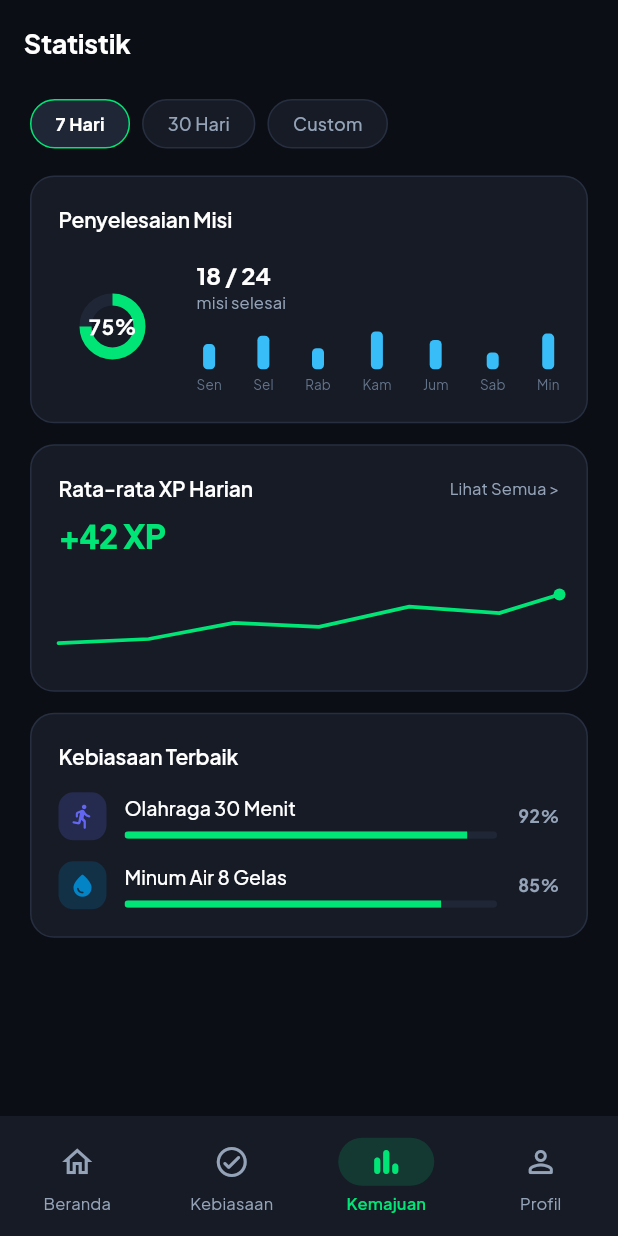
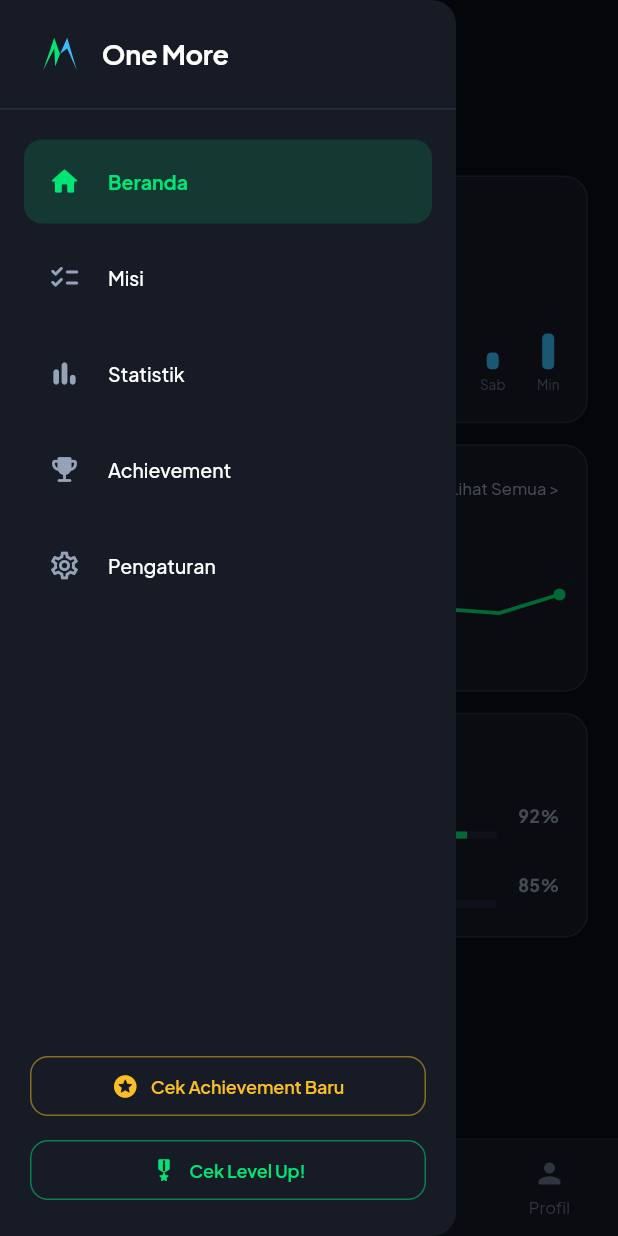
Before and after one commit to yungkaii/OneMore, a Flutter app: the ProgressScreen screen opened by its route, with the side drawer open (before the commit the screen has no drawer), on a phone screen of 412 x 824 dp. Run offline on Flutter 3.47's test engine with Material 3 defaults, Android fonts, the phone set to English and light mode, and no system bars; our stand-ins replace flutter_local_notifications, flutter_riverpod, go_router, google_fonts, shared_preferences, supabase_flutter and 1 more; accounts and stored records are empty.

Commit message:
feat(navigation): integrate 5-item bottom navigation, drawer, and gamification reward dialogs

```diff
--- a/lib/core/routing/app_router.dart
+++ b/lib/core/routing/app_router.dart
@@ -1,20 +1,27 @@
 import 'package:flutter/material.dart';
 import 'package:flutter_riverpod/flutter_riverpod.dart';
 import 'package:go_router/go_router.dart';
-import '../../core/constants/app_strings.dart';
+import '../../core/constants/app_colors.dart';
+import '../../core/constants/app_typography.dart';
 import '../../core/providers/app_providers.dart';
+import '../../core/widgets/app_drawer.dart';
+import '../../core/widgets/reward_dialogs.dart';
 import '../../data/models/habit.dart';
 import '../../features/achievements/achievements_screen.dart';
+import '../../features/achievements/streak_screen.dart';
 import '../../features/authentication/login_screen.dart';
 import '../../features/authentication/register_screen.dart';
 import '../../features/authentication/reset_password_screen.dart';
 import '../../features/authentication/setup_guide_screen.dart';
 import '../../features/dashboard/dashboard_screen.dart';
+import '../../features/habits/daily_missions_screen.dart';
 import '../../features/habits/habit_detail_screen.dart';
 import '../../features/habits/habit_form_screen.dart';
 import '../../features/habits/habit_list_screen.dart';
 import '../../features/onboarding/onboarding_screen.dart';
+import '../../features/onboarding/splash_screen.dart';
 import '../../features/profile/profile_screen.dart';
+import '../../features/progress/level_xp_screen.dart';
 import '../../features/progress/progress_screen.dart';
 
 final routerProvider = Provider<GoRouter>((ref) {
@@ -28,9 +35,11 @@ final routerProvider = Provider<GoRouter>((ref) {
       final isAuthenticated = user != null;
       final path = state.uri.path;
 
-      // 1. If onboarding not yet completed, redirect to onboarding
-      if (!hasCompletedOnboarding && path != '/onboarding') {
-        return '/onboarding';
+      // 1. If onboarding not yet completed, redirect to splash or onboarding
+      if (!hasCompletedOnboarding &&
+          path != '/onboarding' &&
+          path != '/splash') {
+        return '/splash';
       }
 
       // 2. Auth routes
@@ -38,6 +47,7 @@ final routerProvider = Provider<GoRouter>((ref) {
           path == '/register' ||
           path == '/reset-password' ||
           path == '/onboarding' ||
+          path == '/splash' ||
           path == '/setup-guide';
 
       // 3. Unauthenticated user trying to access app
@@ -47,13 +57,20 @@ final routerProvider = Provider<GoRouter>((ref) {
 
       // 4. Authenticated user trying to access login/register/onboarding
       if (isAuthenticated &&
-          (path == '/login' || path == '/register' || path == '/onboarding')) {
+          (path == '/login' ||
+              path == '/register' ||
+              path == '/onboarding' ||
+              path == '/splash')) {
         return '/home';
       }
 
       return null;
     },
     routes: [
+      GoRoute(
+        path: '/splash',
+        builder: (context, state) => const SplashScreen(),
+      ),
       GoRoute(
         path: '/onboarding',
         builder: (context, state) => const OnboardingScreen(),
@@ -79,6 +96,18 @@ final routerProvider = Provider<GoRouter>((ref) {
         builder: (context, state) => const AchievementsScreen(),
       ),
       GoRoute(
+        path: '/streak',
+        builder: (context, state) => const StreakScreen(),
+      ),
+      GoRoute(
+        path: '/level-xp',
+        builder: (context, state) => const LevelXpScreen(),
+      ),
+      GoRoute(
+        path: '/habits/manage',
+        builder: (context, state) => const HabitListScreen(),
+      ),
+      GoRoute(
         path: '/habits/new',
         builder: (context, state) => const HabitFormScreen(),
       ),
@@ -92,7 +121,7 @@ final routerProvider = Provider<GoRouter>((ref) {
       GoRoute(
         path: '/habits/detail',
         builder: (context, state) {
-          final habit = state.extra as Habit;
+          final habit = state.extra as Habit?;
           return HabitDetailScreen(habit: habit);
         },
       ),
@@ -103,6 +132,7 @@ final routerProvider = Provider<GoRouter>((ref) {
           return ScaffoldWithBottomNav(navigationShell: navigationShell);
         },
         branches: [
+          // 0: Beranda
           StatefulShellBranch(
             routes: [
               GoRoute(
@@ -111,14 +141,20 @@ final routerProvider = Provider<GoRouter>((ref) {
               ),
             ],
           ),
+          // 1: Misi
           StatefulShellBranch(
             routes: [
               GoRoute(
+                path: '/missions',
+                builder: (context, state) => const DailyMissionsScreen(),
+              ),
+              GoRoute(
                 path: '/habits',
-                builder: (context, state) => const HabitListScreen(),
+                builder: (context, state) => const DailyMissionsScreen(),
               ),
             ],
           ),
+          // 2: Statistik
           StatefulShellBranch(
             routes: [
               GoRoute(
@@ -127,6 +163,7 @@ final routerProvider = Provider<GoRouter>((ref) {
               ),
             ],
           ),
+          // 3: Profil
           StatefulShellBranch(
             routes: [
               GoRoute(
@@ -146,40 +183,162 @@ class ScaffoldWithBottomNav extends StatelessWidget {
 
   const ScaffoldWithBottomNav({super.key, required this.navigationShell});
 
+  int _mapBranchToTabIndex(int branchIndex) {
+    switch (branchIndex) {
+      case 0:
+        return 0; // Beranda
+      case 1:
+        return 1; // Misi
+      case 2:
+        return 3; // Statistik
+      case 3:
+        return 4; // Profil
+      default:
+        return 0;
+    }
+  }
+
+  void _onTabSelected(BuildContext context, int tabIndex) {
+    if (tabIndex == 2) {
+      // Center "+" FAB clicked: show category picker sheet matching mockup
+      RewardDialogs.showCategoryPickerSheet(context);
+      return;
+    }
+
+    int branchIndex = 0;
+    if (tabIndex == 0) branchIndex = 0;
+    if (tabIndex == 1) branchIndex = 1;
+    if (tabIndex == 3) branchIndex = 2;
+    if (tabIndex == 4) branchIndex = 3;
+
+    navigationShell.goBranch(
+      branchIndex,
+      initialLocation: branchIndex == navigationShell.currentIndex,
+    );
+  }
+
   @override
   Widget build(BuildContext context) {
+    final activeTabIndex = _mapBranchToTabIndex(navigationShell.currentIndex);
+
     return Scaffold(
+      backgroundColor: AppColors.darkBackground,
+      drawer: const AppDrawer(),
       body: navigationShell,
-      bottomNavigationBar: NavigationBar(
-        selectedIndex: navigationShell.currentIndex,
-        onDestinationSelected: (index) {
-          navigationShell.goBranch(
-            index,
-            initialLocation: index == navigationShell.currentIndex,
-          );
-        },
-        destinations: const [
-          NavigationDestination(
-            icon: Icon(Icons.home_outlined),
-            selectedIcon: Icon(Icons.home_rounded),
-            label: AppStrings.navHome,
+      bottomNavigationBar: Container(
+        decoration: BoxDecoration(
+          color: AppColors.darkSurface,
+          border: Border(
+            top: BorderSide(
+              color: AppColors.darkBorder.withValues(alpha: 0.6),
+              width: 1,
+            ),
           ),
-          NavigationDestination(
-            icon: Icon(Icons.check_circle_outline_rounded),
-            selectedIcon: Icon(Icons.check_circle_rounded),
-            label: AppStrings.navHabits,
+        ),
+        child: SafeArea(
+          top: false,
+          child: SizedBox(
+            height: 64,
+            child: Row(
+              mainAxisAlignment: MainAxisAlignment.spaceAround,
+              children: [
+                // 0: Beranda
+                _buildNavItem(
+                  context: context,
+                  index: 0,
+                  isActive: activeTabIndex == 0,
+                  icon: Icons.home_rounded,
+                  label: 'Beranda',
+                ),
+                // 1: Misi
+                _buildNavItem(
+                  context: context,
+                  index: 1,
+                  isActive: activeTabIndex == 1,
+                  icon: Icons.checklist_rounded,
+                  label: 'Misi',
+                ),
+                // 2: Center Elevated Green FAB "+"
+                GestureDetector(
+                  onTap: () => _onTabSelected(context, 2),
+                  child: Container(
+                    width: 46,
+                    height: 46,
+                    decoration: BoxDecoration(
+                      color: AppColors.accentGreen,
+                      shape: BoxShape.circle,
+                      boxShadow: [
+                        BoxShadow(
+                          color: AppColors.accentGreen.withValues(alpha: 0.4),
+                          blurRadius: 14,
+                          offset: const Offset(0, 4),
+                        ),
+                      ],
+                    ),
+                    child: const Icon(
+                      Icons.add_rounded,
+                      color: Colors.black,
+                      size: 28,
+                    ),
+                  ),
+                ),
+                // 3: Statistik
+                _buildNavItem(
+                  context: context,
+                  index: 3,
+                  isActive: activeTabIndex == 3,
+                  icon: Icons.bar_chart_rounded,
+                  label: 'Statistik',
+                ),
+                // 4: Profil
+                _buildNavItem(
+                  context: context,
+                  index: 4,
+                  isActive: activeTabIndex == 4,
+                  icon: Icons.person_rounded,
+                  label: 'Profil',
+                ),
+              ],
+            ),
           ),
-          NavigationDestination(
-            icon: Icon(Icons.bar_chart_outlined),
-            selectedIcon: Icon(Icons.bar_chart_rounded),
-            label: AppStrings.navProgress,
-          ),
-          NavigationDestination(
-            icon: Icon(Icons.person_outline_rounded),
-            selectedIcon: Icon(Icons.person_rounded),
-            label: AppStrings.navProfile,
-          ),
-        ],
+        ),
+      ),
+    );
+  }
+
+  Widget _buildNavItem({
+    required BuildContext context,
+    required int index,
+    required bool isActive,
+    required IconData icon,
+    required String label,
+  }) {
+    final color = isActive ? AppColors.accentGreen : AppColors.darkTextTertiary;
+
+    return Expanded(
+      child: InkWell(
+        onTap: () => _onTabSelected(context, index),
+        splashColor: Colors.transparent,
+        highlightColor: Colors.transparent,
+        child: Column(
+          mainAxisAlignment: MainAxisAlignment.center,
+          children: [
+            Icon(
+              icon,
+              color: color,
+              size: 22,
+            ),
+            const SizedBox(height: 4),
+            Text(
+              label,
+              style: AppTypography.labelSmall.copyWith(
+                color: color,
+                fontSize: 11,
+                fontWeight: isActive ? FontWeight.w600 : FontWeight.w400,
+              ),
+            ),
+          ],
+        ),
       ),
     );
   }
--- /dev/null
+++ b/lib/core/widgets/app_drawer.dart
@@ -0,0 +1,179 @@
+import 'package:flutter/material.dart';
+import 'package:flutter_riverpod/flutter_riverpod.dart';
+import 'package:go_router/go_router.dart';
+import '../constants/app_colors.dart';
+import '../constants/app_typography.dart';
+import '../widgets/app_logo.dart';
+import '../widgets/reward_dialogs.dart';
+
+class AppDrawer extends ConsumerWidget {
+  final String currentRoute;
+
+  const AppDrawer({super.key, this.currentRoute = '/home'});
+
+  @override
+  Widget build(BuildContext context, WidgetRef ref) {
+    return Drawer(
+      backgroundColor: AppColors.darkSurface,
+      child: SafeArea(
+        child: Column(
+          crossAxisAlignment: CrossAxisAlignment.start,
+          children: [
+            // Drawer Header with App Logo & Name matching "Menu Samping"
+            Padding(
+              padding: const EdgeInsets.symmetric(horizontal: 24, vertical: 24),
+              child: Row(
+                children: [
+                  const AppLogo(size: 32, showText: false, showTagline: false),
+                  const SizedBox(width: 12),
+                  Text(
+                    'One More',
+                    style: AppTypography.titleLarge.copyWith(
+                      color: Colors.white,
+                      fontWeight: FontWeight.w700,
+                      fontSize: 18,
+                    ),
+                  ),
+                ],
+              ),
+            ),
+            const Divider(color: AppColors.darkBorder, height: 1),
+            const SizedBox(height: 16),
+
+            // Navigation Items
+            _buildDrawerTile(
+              context,
+              icon: Icons.home_rounded,
+              title: 'Beranda',
+              isActive: currentRoute == '/home',
+              onTap: () {
+                Navigator.of(context).pop();
+                context.go('/home');
+              },
+            ),
+            _buildDrawerTile(
+              context,
+              icon: Icons.checklist_rounded,
+              title: 'Misi',
+              isActive:
+                  currentRoute == '/missions' || currentRoute == '/habits',
+              onTap: () {
+                Navigator.of(context).pop();
+                context.go('/missions');
+              },
+            ),
+            _buildDrawerTile(
+              context,
+              icon: Icons.bar_chart_rounded,
+              title: 'Statistik',
+              isActive: currentRoute == '/progress',
+              onTap: () {
+                Navigator.of(context).pop();
+                context.go('/progress');
+              },
+            ),
+            _buildDrawerTile(
+              context,
+              icon: Icons.emoji_events_rounded,
+              title: 'Achievement',
+              isActive: currentRoute == '/achievements',
+              onTap: () {
+                Navigator.of(context).pop();
+                context.push('/achievements');
+              },
+            ),
+            _buildDrawerTile(
+              context,
+              icon: Icons.settings_outlined,
+              title: 'Pengaturan',
+              isActive: currentRoute == '/profile',
+              onTap: () {
+                Navigator.of(context).pop();
+                context.go('/profile');
+              },
+            ),
+
+            const Spacer(),
+
+            // Demo Actions for Reward Modals
+            Padding(
+              padding: const EdgeInsets.symmetric(horizontal: 20, vertical: 8),
+              child: Column(
+                crossAxisAlignment: CrossAxisAlignment.stretch,
+                children: [
+                  OutlinedButton.icon(
+                    style: OutlinedButton.styleFrom(
+                      foregroundColor: AppColors.gold,
+                      side: BorderSide(
+                          color: AppColors.gold.withValues(alpha: 0.5)),
+                      shape: RoundedRectangleBorder(
+                          borderRadius: BorderRadius.circular(12)),
+                      padding: const EdgeInsets.symmetric(vertical: 10),
+                    ),
+                    icon: const Icon(Icons.stars_rounded, size: 18),
+                    label: const Text('Cek Achievement Baru',
+                        style: TextStyle(fontSize: 12)),
+                    onPressed: () {
+                      Navigator.of(context).pop();
+                      RewardDialogs.showAchievementUnlockedDialog(context);
+                    },
+                  ),
+                  const SizedBox(height: 8),
+                  OutlinedButton.icon(
+                    style: OutlinedButton.styleFrom(
+                      foregroundColor: AppColors.accentGreen,
+                      side: BorderSide(
+                          color: AppColors.accentGreen.withValues(alpha: 0.5)),
+                      shape: RoundedRectangleBorder(
+                          borderRadius: BorderRadius.circular(12)),
+                      padding: const EdgeInsets.symmetric(vertical: 10),
+                    ),
+                    icon: const Icon(Icons.military_tech_rounded, size: 18),
+                    label: const Text('Cek Level Up!',
+                        style: TextStyle(fontSize: 12)),
+                    onPressed: () {
+                      Navigator.of(context).pop();
+                      RewardDialogs.showLevelUpDialog(context);
+                    },
+                  ),
+                ],
+              ),
+            ),
+            const SizedBox(height: 12),
+          ],
+        ),
+      ),
+    );
+  }
+
+  Widget _buildDrawerTile(
+    BuildContext context, {
+    required IconData icon,
+    required String title,
+    required bool isActive,
+    required VoidCallback onTap,
+  }) {
+    return Padding(
+      padding: const EdgeInsets.symmetric(horizontal: 16, vertical: 4),
+      child: ListTile(
+        shape: RoundedRectangleBorder(borderRadius: BorderRadius.circular(12)),
+        tileColor: isActive
+            ? AppColors.accentGreen.withValues(alpha: 0.15)
+            : Colors.transparent,
+        leading: Icon(
+          icon,
+          color: isActive ? AppColors.accentGreen : AppColors.darkTextSecondary,
+          size: 22,
+        ),
+        title: Text(
+          title,
+          style: AppTypography.bodyMedium.copyWith(
+            color: isActive ? AppColors.accentGreen : AppColors.darkTextPrimary,
+            fontWeight: isActive ? FontWeight.w700 : FontWeight.w500,
+          ),
+        ),
+        onTap: onTap,
+      ),
+    );
+  }
+}
```
Also changed, not shown: lib/core/widgets/reward_dialogs.dart (added, +334 -0 lines).
